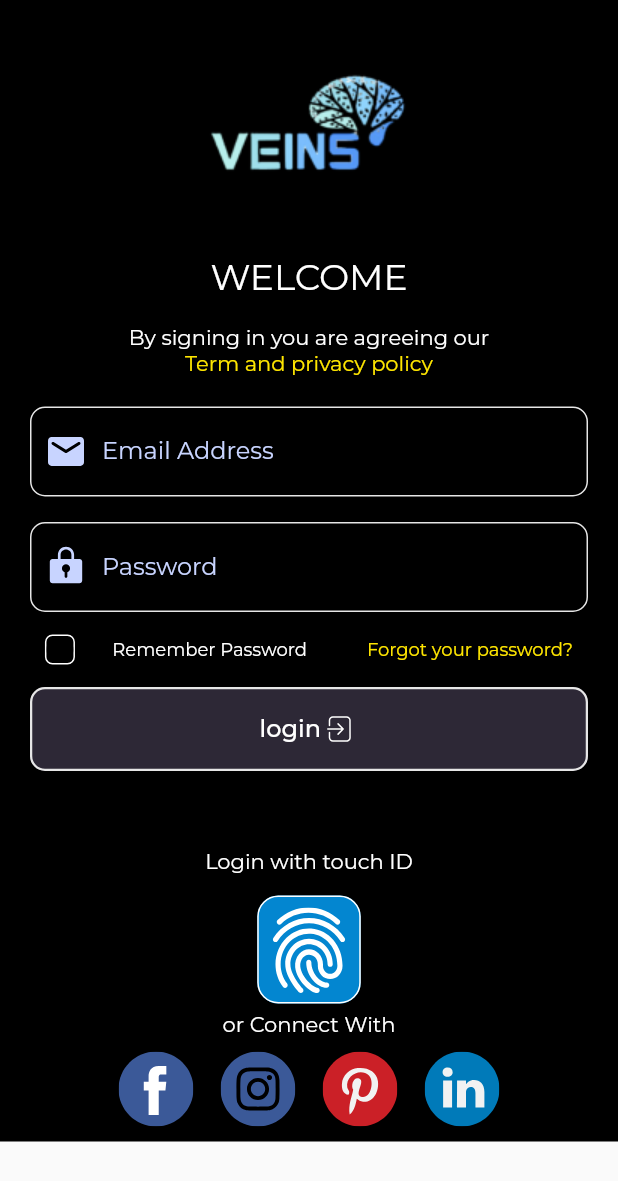
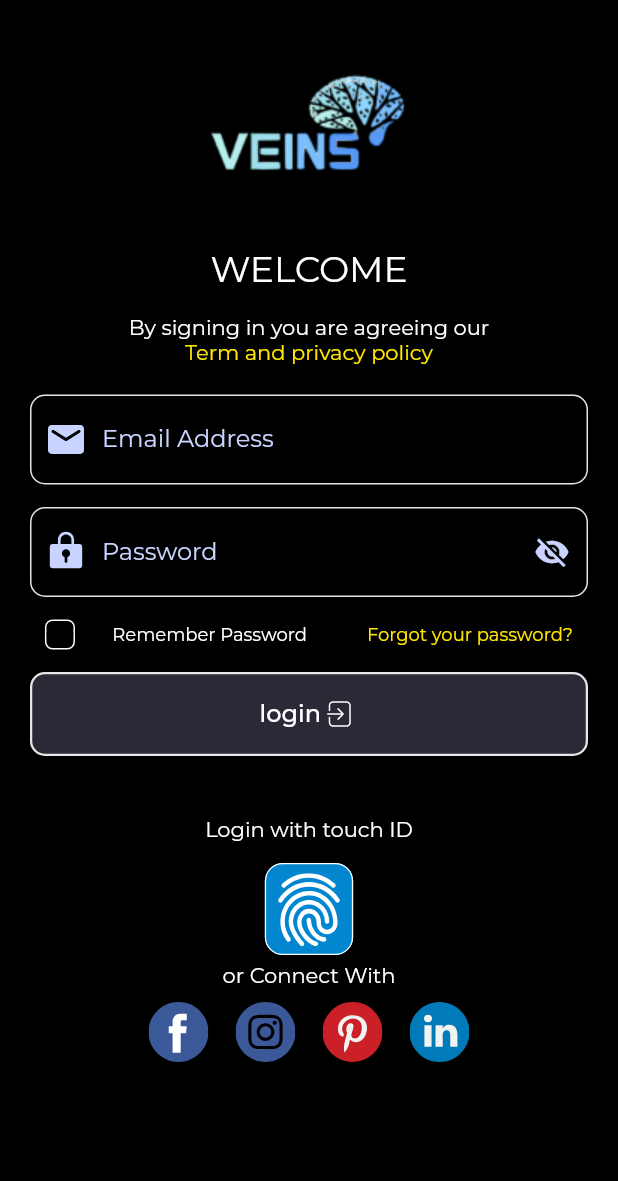
Before and after one commit to AhmadinZaki/login_form_flutter, a Flutter app: the screen it shows after launch, on a phone screen of 412 x 824 dp. Shown: the top 1181 px of the screen. Run offline on Flutter 3.47's test engine with Material 2 defaults, Android fonts, the phone set to English and light mode, and no system bars; drawn by our look-alikes of flutter_form_builder; our stand-ins replace flutter_svg, form_builder_validators, google_fonts.

Commit message:
updateLogin

```diff
--- a/lib/login_form.dart
+++ b/lib/login_form.dart
@@ -31,7 +31,6 @@ class _LoginPageState extends State<LoginPage> {
         ),
         decoration: const BoxDecoration(color: Colors.black),
         // decoration: const BoxDecoration(color: Colors.transparent),
-        child: SingleChildScrollView(
         child: Column(
           children: [
             const SizedBox(
@@ -39,7 +38,7 @@ class _LoginPageState extends State<LoginPage> {
             ),
             Image.asset('assets/images/logo.png'),
             const SizedBox(
-                height: 20,
+              height: 15,
             ),
             Text(
               'WELCOME',
@@ -50,7 +49,7 @@ class _LoginPageState extends State<LoginPage> {
               child: Column(
                 children: [
                   const SizedBox(
-                      height: 17,
+                    height: 15,
                   ),
                   Text(
                     'By signing in you are agreeing our',
@@ -61,11 +60,11 @@ class _LoginPageState extends State<LoginPage> {
                     style: yelow14,
                   ),
                   const SizedBox(
-                      height: 21,
+                    height: 20,
                   ),
                   _email(),
                   const SizedBox(
-                      height: 17,
+                    height: 15,
                   ),
                   _password(),
                   const SizedBox(
@@ -81,7 +80,7 @@ class _LoginPageState extends State<LoginPage> {
                   ),
                   _buttonLogin(),
                   const SizedBox(
-                      height: 51,
+                    height: 40,
                   ),
                   Text(
                     'Login with touch ID',
@@ -94,7 +93,10 @@ class _LoginPageState extends State<LoginPage> {
                     onTap: () {
                       print('Finger Login');
                     },
-                      child: SvgPicture.asset('assets/images/finger.svg'),
+                    child: SvgPicture.asset(
+                      'assets/images/finger.svg',
+                      height: 70,
+                    ),
                   ),
                   Text(
                     'or Connect With',
@@ -103,14 +105,29 @@ class _LoginPageState extends State<LoginPage> {
                   const SizedBox(
                     height: 10,
                   ),
-                    Row(
+                  _outherLoginWith(),
+                ],
+              ),
+            ),
+          ],
+        ),
+      ),
+    );
+  }
+
+  Row _outherLoginWith() {
+    return Row(
       mainAxisAlignment: MainAxisAlignment.center,
       children: [
         GestureDetector(
           onTap: () async {
             print('Login Fb');
           },
-                            child: SvgPicture.asset('assets/images/fb.svg')),
+          child: SvgPicture.asset(
+            'assets/images/fb.svg',
+            height: 40,
+          ),
+        ),
         const SizedBox(
           width: 18,
         ),
@@ -118,7 +135,11 @@ class _LoginPageState extends State<LoginPage> {
           onTap: () async {
             print('Login Instagram');
           },
-                            child: SvgPicture.asset('assets/images/ig.svg')),
+          child: SvgPicture.asset(
+            'assets/images/ig.svg',
+            height: 40,
+          ),
+        ),
         const SizedBox(
           width: 18,
         ),
@@ -126,8 +147,11 @@ class _LoginPageState extends State<LoginPage> {
           onTap: () async {
             print('Login Pintress');
           },
-                            child:
-                                SvgPicture.asset('assets/images/pintres.svg')),
+          child: SvgPicture.asset(
+            'assets/images/pintres.svg',
+            height: 40,
+          ),
+        ),
         const SizedBox(
           width: 18,
         ),
@@ -135,20 +159,12 @@ class _LoginPageState extends State<LoginPage> {
           onTap: () async {
             print('Login linkedIn');
           },
-                            child:
-                                SvgPicture.asset('assets/images/linkedin.svg')),
-                      ],
-                    ),
-                    const SizedBox(
-                      height: 10,
-                    ),
-                  ],
+          child: SvgPicture.asset(
+            'assets/images/linkedin.svg',
+            height: 40,
           ),
         ),
       ],
-          ),
-        ),
-      ),
     );
   }
 
@@ -174,6 +190,9 @@ class _LoginPageState extends State<LoginPage> {
             'assets/images/mail.svg',
           ),
         ),
+        border: OutlineInputBorder(
+            borderRadius: const BorderRadius.all(Radius.circular(10)),
+            borderSide: BorderSide(color: list)),
         errorBorder: OutlineInputBorder(
             borderRadius: const BorderRadius.all(Radius.circular(10)),
             borderSide: BorderSide(color: list)),
@@ -205,6 +224,9 @@ class _LoginPageState extends State<LoginPage> {
           color: fontInputColor,
           fontSize: 16,
         ),
+        border: OutlineInputBorder(
+            borderRadius: const BorderRadius.all(Radius.circular(10)),
+            borderSide: BorderSide(color: list)),
         errorBorder: OutlineInputBorder(
             borderRadius: const BorderRadius.all(Radius.circular(10)),
             borderSide: BorderSide(color: list)),
@@ -224,17 +246,15 @@ class _LoginPageState extends State<LoginPage> {
           ),
         ),
         counterText: "",
-
-        // suffixIcon: IconButton(
-        //   icon: Icon(
-        //     isPasswordVisible
-        //         ? Icons.visibility
-        //         : Icons.visibility_off,
-        //   ),
-        //   onPressed: () => setState(() {
-        //     isPasswordVisible = !isPasswordVisible;
-        //   }),
-        // ),
+        suffixIcon: IconButton(
+          icon: Icon(
+            isPasswordVisible ? Icons.visibility : Icons.visibility_off,
+            color: fontInputColor,
+          ),
+          onPressed: () => setState(() {
+            isPasswordVisible = !isPasswordVisible;
+          }),
+        ),
       ),
     );
   }
```
Also changed, not shown: lib/models/register_model.dart (+25 -0 lines), lib/register_form.dart (+19 -0 lines). Lines whose indentation alone changed are shown as unchanged.
